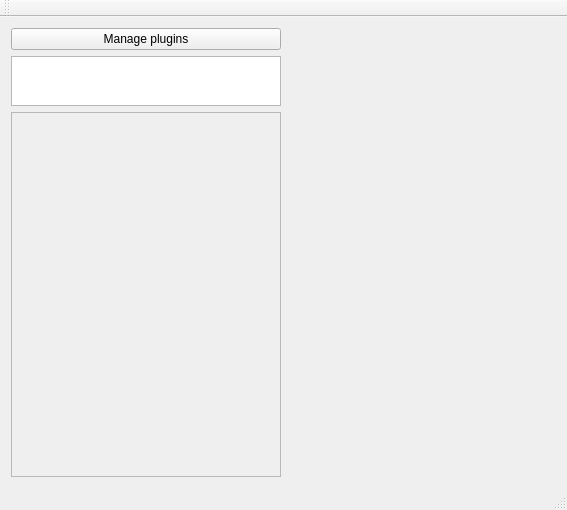
Old version of the form app/MainWindow.ui in the repository zxl1001/QtExtensionPlugin.
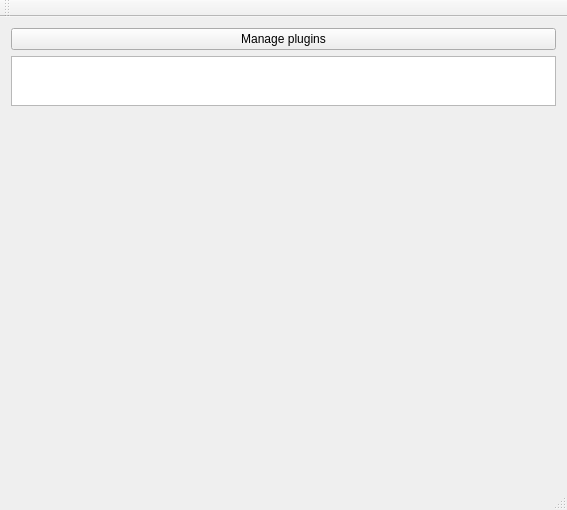
New version of the form.

Commit message: remove the PluginViewDialog object and add the plugindialog object

```diff
--- a/app/MainWindow.ui
+++ b/app/MainWindow.ui
@@ -14,7 +14,7 @@
    <string>MainWindow</string>
   </property>
   <widget class="QWidget" name="centralWidget">
-   <layout class="QHBoxLayout" name="horizontalLayout" stretch="0,0">
+   <layout class="QVBoxLayout" name="verticalLayout_2">
     <item>
      <widget class="QFrame" name="frame_2">
       <property name="minimumSize">
@@ -35,7 +35,7 @@
       <property name="frameShadow">
        <enum>QFrame::Raised</enum>
       </property>
-      <layout class="QVBoxLayout" name="verticalLayout" stretch="0,0,1">
+      <layout class="QVBoxLayout" name="verticalLayout" stretch="0,0,0">
        <property name="leftMargin">
         <number>0</number>
        </property>
@@ -72,37 +72,14 @@
         </widget>
        </item>
        <item>
-        <widget class="QFrame" name="viewDetailFrame">
-         <property name="minimumSize">
-          <size>
-           <width>0</width>
-           <height>344</height>
-          </size>
-         </property>
-         <property name="maximumSize">
-          <size>
-           <width>344</width>
-           <height>16777215</height>
-          </size>
-         </property>
-         <property name="frameShape">
-          <enum>QFrame::StyledPanel</enum>
-         </property>
-         <property name="frameShadow">
-          <enum>QFrame::Raised</enum>
-         </property>
-         <layout class="QVBoxLayout" name="verticalLayout_3"/>
+        <widget class="QStackedWidget" name="stackedWidget">
+         <widget class="QWidget" name="page"/>
+         <widget class="QWidget" name="page_2"/>
         </widget>
        </item>
       </layout>
      </widget>
     </item>
-    <item>
-     <widget class="QStackedWidget" name="stackedWidget">
-      <widget class="QWidget" name="page"/>
-      <widget class="QWidget" name="page_2"/>
-     </widget>
-    </item>
    </layout>
   </widget>
   <widget class="QMenuBar" name="menuBar">
```
The commit also changes 7 other files.
